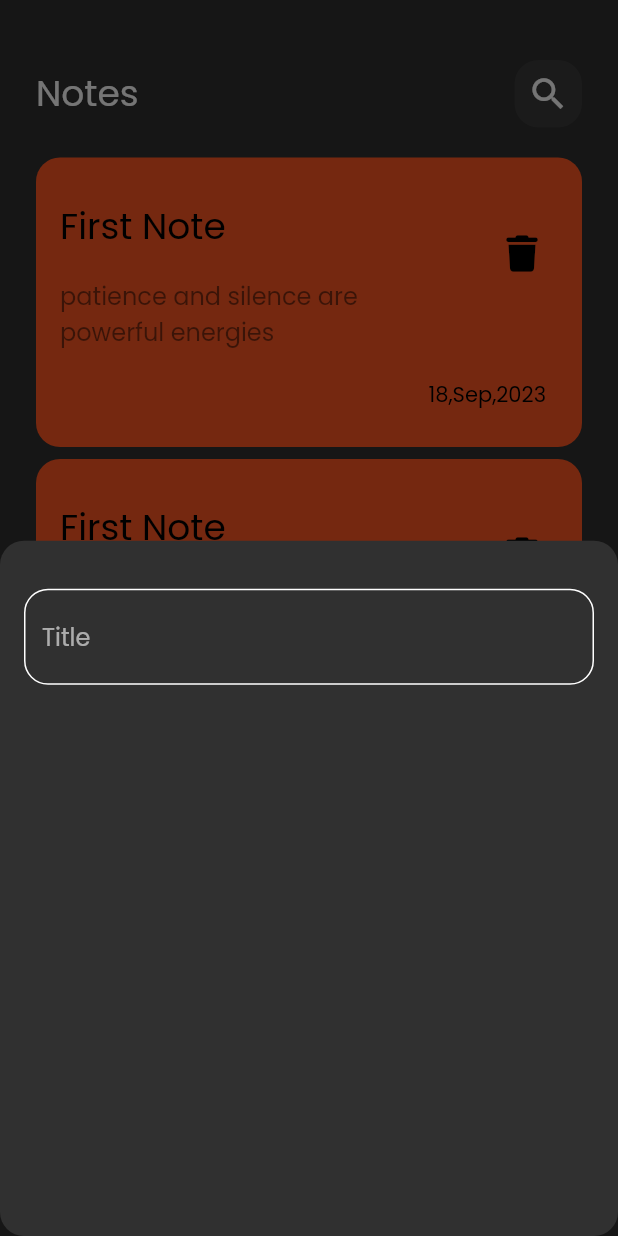
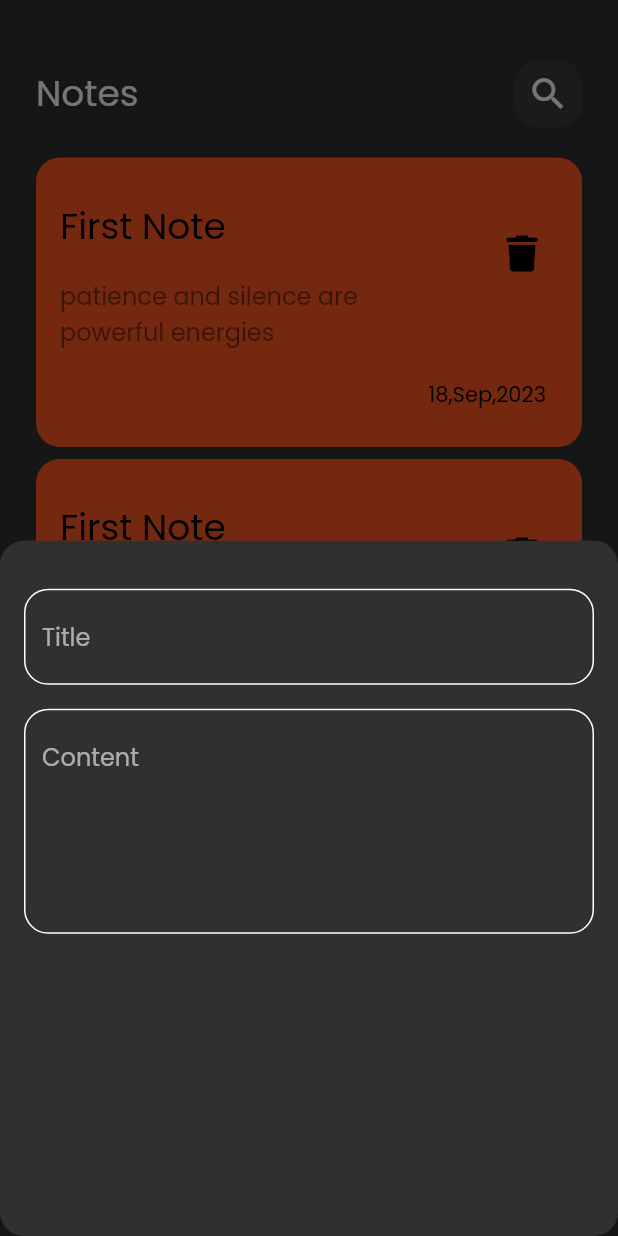
Before and after one commit to mohamedhamed409/diaries_app, a Flutter app: the screen it shows after launch, after a tap on the "add" icon, on a phone screen of 412 x 824 dp. Run offline on Flutter 3.47's test engine with Material 2 defaults, Android fonts, the phone set to English and light mode, and no system bars; our stand-ins replace font_awesome_flutter.

Commit message:
add_textfield to add note bottom sheet

```diff
--- a/lib/views/widgets/add_note_bottomsheet.dart
+++ b/lib/views/widgets/add_note_bottomsheet.dart
@@ -14,7 +14,16 @@ class AddNoteBottomSheet extends StatelessWidget {
           SizedBox(
             height: 32,
           ),
-          CustomTextField(),
+          CustomTextField(
+            hint: 'Title',
+          ),
+          SizedBox(
+            height: 16,
+          ),
+          CustomTextField(
+            hint: 'Content',
+            maxLines: 5,
+          ),
         ],
       ),
     );
--- a/lib/views/widgets/custom_textfield.dart
+++ b/lib/views/widgets/custom_textfield.dart
@@ -2,14 +2,17 @@ import 'package:diaries_app/constants.dart';
 import 'package:flutter/material.dart';
 
 class CustomTextField extends StatelessWidget {
-  const CustomTextField({super.key});
-
+  const CustomTextField({super.key,this.hint,this.maxLines=1});
+  final String? hint;
+  final int? maxLines;
   @override
   Widget build(BuildContext context) {
     return TextField(
       cursorColor: kPrimaryColor,
+      maxLines: maxLines,
       decoration: InputDecoration(
-          hintText: 'Title',
+          hintText: hint,
+
           border: customBorder(),
           enabledBorder: customBorder(),
           focusedBorder: customBorder(kPrimaryColor)),
```
